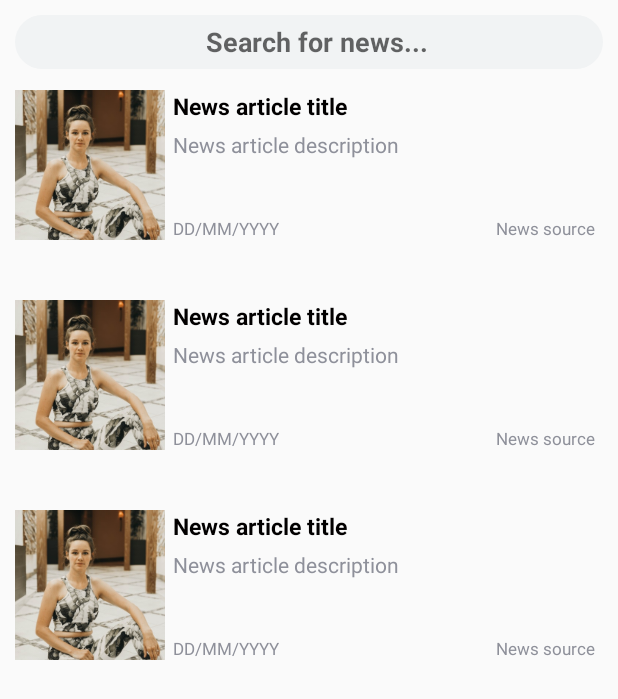
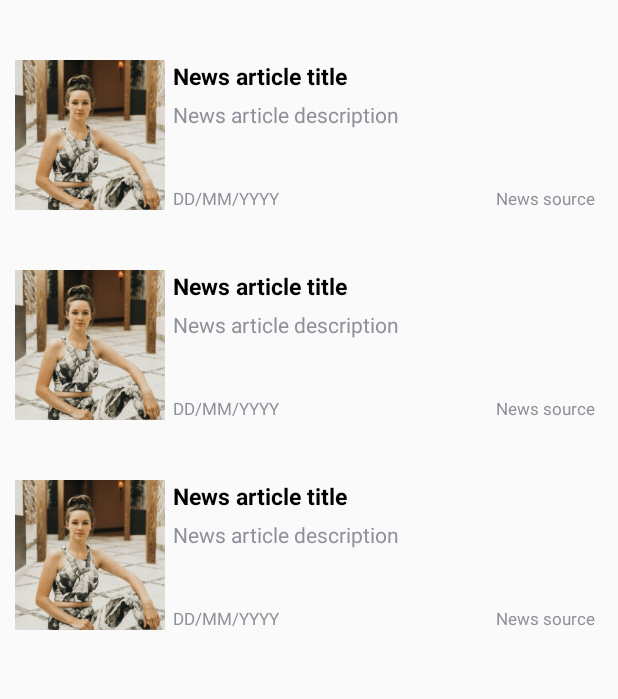
Before and after one commit to kristijan-boskovic/NewNormal, an Android app: the layout fragment_news.xml on its own in the app's theme, with its tools: preview values and no code run, on a phone screen of 412 x 824 dp. Shown: the top 699 px of the screen. Run offline under Robolectric (Android 15) with nearby library versions, the phone set to English and light mode, and no system bars.

Commit message:
Add news search (WIP)

```diff
--- a/app/src/main/AndroidManifest.xml
+++ b/app/src/main/AndroidManifest.xml
@@ -33,8 +33,7 @@
         </activity>
 
         <activity
-            android:name="com.example.newnormal.ui.activities.MainActivity"
-            android:theme="@style/AppTheme.NoActionBar">
+            android:name="com.example.newnormal.ui.activities.MainActivity">
             <intent-filter>
                 <action android:name="android.intent.action.MAIN" />
 
--- a/app/src/main/java/com/example/newnormal/vm/NewsViewModel.java
+++ b/app/src/main/java/com/example/newnormal/vm/NewsViewModel.java
@@ -88,7 +88,7 @@ public class NewsViewModel extends AndroidViewModel {
     public LiveData<List<News>> getCroatianNewsFromScraping() throws ExecutionException, InterruptedException {
         List<News> croatianNewsList = new ArrayList<>();
 
-        for (int i = 1; i < 11; i++) { // News from first 10 pages (total of 100 news)
+        for (int i = 1; i < 2; i++) { // News from first 5 pages (total of 50 news)
             String url = "https://www.total-croatia-news.com/tag/coronavirus/page-" + i;
             Elements elements = new CroatianNewsJsoupTask().execute(url).get();
             croatianNewsList.addAll(fillCroatianNewsList(elements));
--- a/app/src/main/res/layout/fragment_news.xml
+++ b/app/src/main/res/layout/fragment_news.xml
@@ -6,34 +6,33 @@
     android:layout_height="match_parent"
     tools:context=".ui.activities.MainActivity">
 
-    <RelativeLayout
-        android:layout_width="match_parent"
-        android:layout_height="?attr/actionBarSize"
-        android:paddingBottom="10dp"
-        android:elevation="999dp"
-        android:gravity="bottom"
-        android:paddingLeft="10dp"
-        android:paddingRight="10dp"
-        app:layout_constraintTop_toTopOf="parent"
-        app:layout_constraintLeft_toLeftOf="parent"
-        app:layout_constraintRight_toRightOf="parent">
+<!--    <RelativeLayout-->
+<!--        android:layout_width="match_parent"-->
+<!--        android:layout_height="?attr/actionBarSize"-->
+<!--        android:paddingBottom="10dp"-->
+<!--        android:elevation="999dp"-->
+<!--        android:gravity="bottom"-->
+<!--        android:paddingLeft="10dp"-->
+<!--        android:paddingRight="10dp"-->
+<!--        app:layout_constraintTop_toTopOf="parent"-->
+<!--        app:layout_constraintLeft_toLeftOf="parent"-->
+<!--        app:layout_constraintRight_toRightOf="parent">-->
 
-        <EditText
-            android:layout_width="match_parent"
-            android:layout_height="match_parent"
-            android:background="@drawable/ic_edittext_bg"
-            android:hint="@string/text_hint"
-            android:textAlignment="center"
-            android:paddingLeft="10dp"
-            android:layout_marginTop="10dp"
-            android:textStyle="bold"
-            android:gravity="center" />
-    </RelativeLayout>
+<!--        <EditText-->
+<!--            android:layout_width="match_parent"-->
+<!--            android:layout_height="match_parent"-->
+<!--            android:background="@drawable/ic_edittext_bg"-->
+<!--            android:hint="@string/text_hint"-->
+<!--            android:textAlignment="center"-->
+<!--            android:paddingLeft="10dp"-->
+<!--            android:layout_marginTop="10dp"-->
+<!--            android:textStyle="bold"-->
+<!--            android:gravity="center" />-->
+<!--    </RelativeLayout>-->
 
     <androidx.core.widget.NestedScrollView
         android:layout_width="match_parent"
         android:layout_height="wrap_content"
-        android:paddingTop="20dp"
         app:layout_constraintBottom_toBottomOf="parent"
         app:layout_constraintLeft_toLeftOf="parent"
         app:layout_constraintRight_toRightOf="parent">
--- a/app/src/main/res/values/strings.xml
+++ b/app/src/main/res/values/strings.xml
@@ -89,4 +89,5 @@
     <string name="news_source">News source</string>
     <string name="world_news">World news</string>
     <string name="croatian_news">Croatian news</string>
+    <string name="search">Search</string>
 </resources>
```
Also changed, not shown: app/src/main/res/drawable/ic_baseline_search_24.xml (added, +10 -0 lines), app/src/main/res/menu/main_menu.xml (added, +12 -0 lines).
